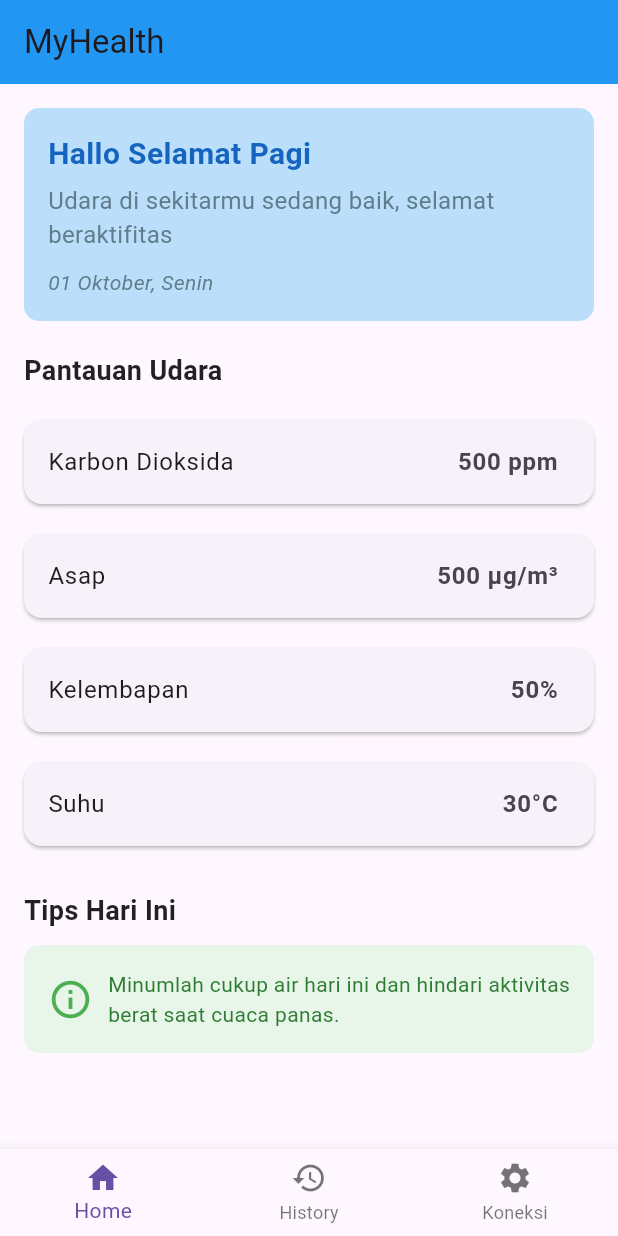
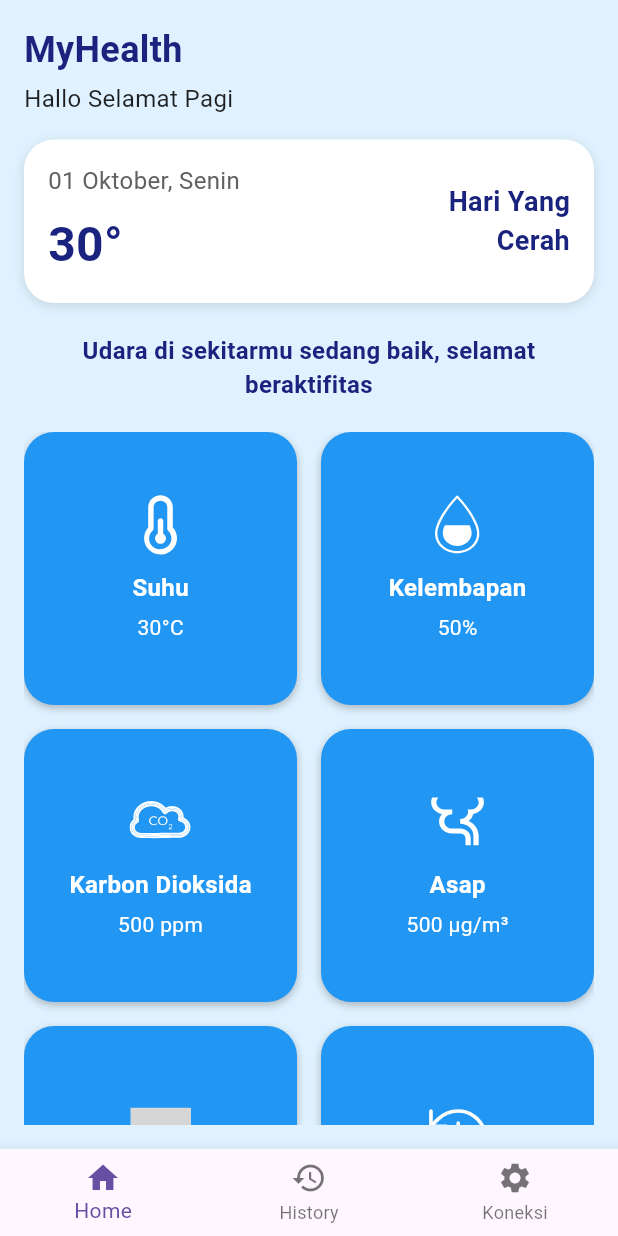
Before and after one commit to RafiHana/MyHealth-App, a Flutter app: the screen it shows after launch, on a phone screen of 412 x 824 dp. Run offline on Flutter 3.47's test engine with Material 3 defaults, Android fonts, the phone set to English and light mode, and no system bars; our stand-ins replace flutter_svg; grey boxes are pictures that could not be loaded.

Commit message:
home page

```diff
--- a/lib/pages/home_page.dart
+++ b/lib/pages/home_page.dart
@@ -1,118 +1,110 @@
 import 'package:flutter/material.dart';
-import '../widgets/status_card.dart';
+import 'package:flutter_svg/flutter_svg.dart';
 
 class HomePage extends StatelessWidget {
   @override
   Widget build(BuildContext context) {
     return Scaffold(
-      appBar: AppBar(
-        title: Text('MyHealth'),
-        backgroundColor: Colors.blue,
-        elevation: 0,
-      ),
-      body: SingleChildScrollView(
+      backgroundColor: Color(0xFFE0F2FF),
+      body: SafeArea(
         child: Padding(
           padding: const EdgeInsets.all(16.0),
           child: Column(
             crossAxisAlignment: CrossAxisAlignment.start,
             children: [
+              Text(
+                "MyHealth",
+                style: TextStyle(
+                  fontSize: 24,
+                  fontWeight: FontWeight.bold,
+                  color: Colors.indigo.shade900,
+                ),
+              ),
+              SizedBox(height: 4),
+              Text(
+                "Hallo Selamat Pagi",
+                style: TextStyle(fontSize: 16, color: Colors.black87),
+              ),
+              SizedBox(height: 16),
+
               Container(
                 padding: EdgeInsets.all(16),
                 decoration: BoxDecoration(
-                  color: Colors.blue.shade100,
-                  borderRadius: BorderRadius.circular(10),
+                  color: Colors.white,
+                  borderRadius: BorderRadius.circular(20),
+                  boxShadow: [
+                    BoxShadow(
+                      color: Colors.black12,
+                      blurRadius: 6,
+                      offset: Offset(0, 2),
                     ),
-                child: Column(
+                  ],
+                ),
+                child: Row(
+                  mainAxisAlignment: MainAxisAlignment.spaceBetween,
+                  children: [
+                    Column(
                       crossAxisAlignment: CrossAxisAlignment.start,
                       children: [
                         Text(
-                      'Hallo Selamat Pagi',
+                          "01 Oktober, Senin",
                           style: TextStyle(
-                        fontSize: 20,
-                        fontWeight: FontWeight.bold,
-                        color: Colors.blue.shade800,
+                            fontSize: 16,
+                            color: Colors.grey[700],
                           ),
                         ),
-                    SizedBox(height: 5),
+                        SizedBox(height: 8),
                         Text(
-                      'Udara di sekitarmu sedang baik, selamat beraktifitas',
+                          "30°",
                           style: TextStyle(
-                        fontSize: 16,
-                        color: Colors.blueGrey,
+                            fontSize: 32,
+                            fontWeight: FontWeight.bold,
+                            color: Colors.indigo.shade900,
                           ),
                         ),
-                    SizedBox(height: 10),
+                      ],
+                    ),
                     Text(
-                      '01 Oktober, Senin',
+                      "Hari Yang\nCerah",
+                      textAlign: TextAlign.right,
                       style: TextStyle(
-                        fontSize: 14,
-                        fontStyle: FontStyle.italic,
-                        color: Colors.blueGrey,
+                        fontSize: 18,
+                        fontWeight: FontWeight.bold,
+                        color: Colors.indigo.shade900,
                       ),
                     ),
                   ],
                 ),
               ),
+
               SizedBox(height: 20),
 
-              Text(
-                'Pantauan Udara',
+              Center(
+                child: Text(
+                  "Udara di sekitarmu sedang baik, selamat beraktifitas",
+                  textAlign: TextAlign.center,
                   style: TextStyle(
-                  fontSize: 18,
+                    fontSize: 16,
                     fontWeight: FontWeight.bold,
-                  color: Colors.black87,
+                    color: Colors.indigo.shade900,
                   ),
                 ),
-              SizedBox(height: 10),
-              // Status Card List
-              Column(
-                children: [
-                  StatusCard(
-                    title: "Karbon Dioksida",
-                    value: "500 ppm",
               ),
-                  StatusCard(
-                    title: "Asap",
-                    value: "500 µg/m³",
-                  ),
-                  StatusCard(
-                    title: "Kelembapan",
-                    value: "50%",
-                  ),
-                  StatusCard(
-                    title: "Suhu",
-                    value: "30°C",
-                  ),
-                ],
-              ),
+
               SizedBox(height: 20),
 
-              // Section Catatan atau Tips
-              Text(
-                'Tips Hari Ini',
-                style: TextStyle(
-                  fontSize: 18,
-                  fontWeight: FontWeight.bold,
-                  color: Colors.black87,
-                ),
-              ),
-              SizedBox(height: 10),
-              Container(
-                padding: EdgeInsets.all(16),
-                decoration: BoxDecoration(
-                  color: Colors.green.shade50,
-                  borderRadius: BorderRadius.circular(10),
-                ),
-                child: Row(
+              Flexible(
+                child: GridView.count(
+                  crossAxisCount: 2,
+                  crossAxisSpacing: 16,
+                  mainAxisSpacing: 16,
                   children: [
-                    Icon(Icons.info_outline, color: Colors.green, size: 30),
-                    SizedBox(width: 10),
-                    Expanded(
-                      child: Text(
-                        'Minumlah cukup air hari ini dan hindari aktivitas berat saat cuaca panas.',
-                        style: TextStyle(fontSize: 14, color: Colors.green.shade800),
-                      ),
-                    ),
+                    buildInfoCard("Suhu", "30°C", "assets/icons/temp.svg"),
+                    buildInfoCard("Kelembapan", "50%", "assets/icons/humidity.svg"),
+                    buildInfoCard("Karbon Dioksida", "500 ppm", "assets/icons/co2.svg"),
+                    buildInfoCard("Asap", "500 µg/m³", "assets/icons/smoke.svg"),
+                    buildInfoCard("Koneksi", "", "assets/icons/connection.svg"),
+                    buildInfoCard("History", "", "assets/icons/history.svg"),
                   ],
                 ),
               ),
@@ -122,4 +114,39 @@ class HomePage extends StatelessWidget {
       ),
     );
   }
+
+  Widget buildInfoCard(String title, String value, String iconPath) {
+    return Container(
+      padding: EdgeInsets.all(16),
+      decoration: BoxDecoration(
+        color: Colors.blue,
+        borderRadius: BorderRadius.circular(20),
+        boxShadow: [
+          BoxShadow(
+            color: Colors.black26,
+            blurRadius: 4,
+            offset: Offset(0, 2),
+          ),
+        ],
+      ),
+      child: Column(
+        mainAxisAlignment: MainAxisAlignment.center,
+        children: [
+          SvgPicture.asset(iconPath, height: 40, color: Colors.white),
+          SizedBox(height: 10),
+          Text(
+            title,
+            style: TextStyle(fontSize: 16, fontWeight: FontWeight.bold, color: Colors.white),
+          ),
+          if (value.isNotEmpty)
+            SizedBox(height: 5),
+          if (value.isNotEmpty)
+            Text(
+              value,
+              style: TextStyle(fontSize: 14, color: Colors.white),
+            ),
+        ],
+      ),
+    );
   }
+}
--- a/lib/pages/splash_screen.dart
+++ b/lib/pages/splash_screen.dart
@@ -18,7 +18,7 @@ class _SplashScreenState extends State<SplashScreen> {
   }
 
   void _startAnimation() {
-    Future.delayed(Duration(milliseconds: 1500), () {
+    Future.delayed(Duration(milliseconds: 1000), () {
       if (mounted) {
         setState(() {
           _opacity = 0.0;
@@ -42,7 +42,7 @@ class _SplashScreenState extends State<SplashScreen> {
   Widget build(BuildContext context) {
     return Scaffold(
       body: AnimatedContainer(
-        duration: Duration(milliseconds: 500),
+        duration: Duration(milliseconds: 1000),
         curve: Curves.easeInOut,
         transform: Matrix4.translationValues(0, _offsetY, 0),
         child: Opacity(
```
Also changed, not shown: pubspec.yaml (+6 -1 lines), assets/icons/co2.svg (added), assets/icons/conecction.svg (added), assets/icons/history.svg (added), assets/icons/humidity.svg (added), assets/icons/smoke.svg (added), assets/icons/temp.svg (added). Lines whose indentation alone changed are shown as unchanged.
